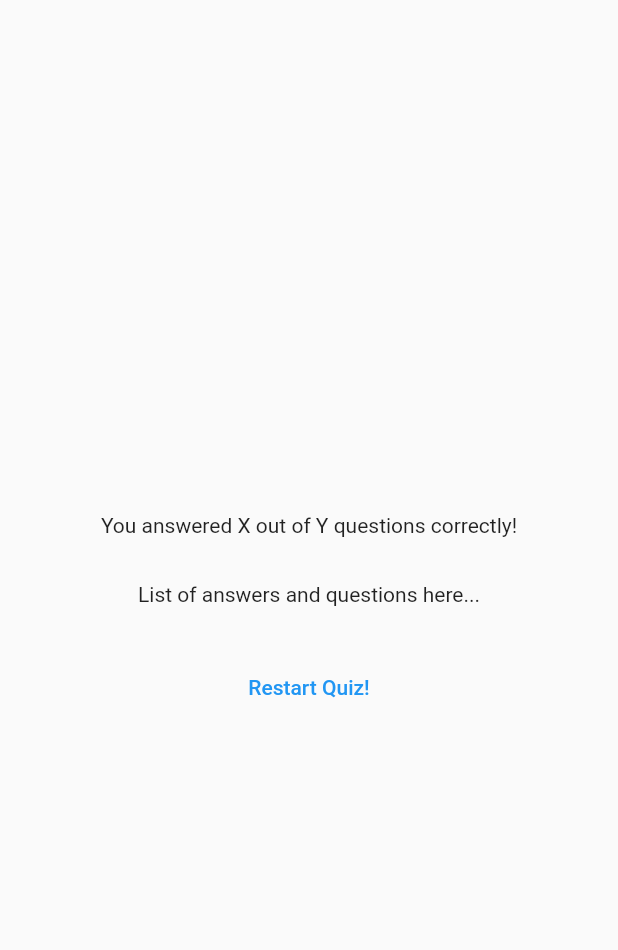
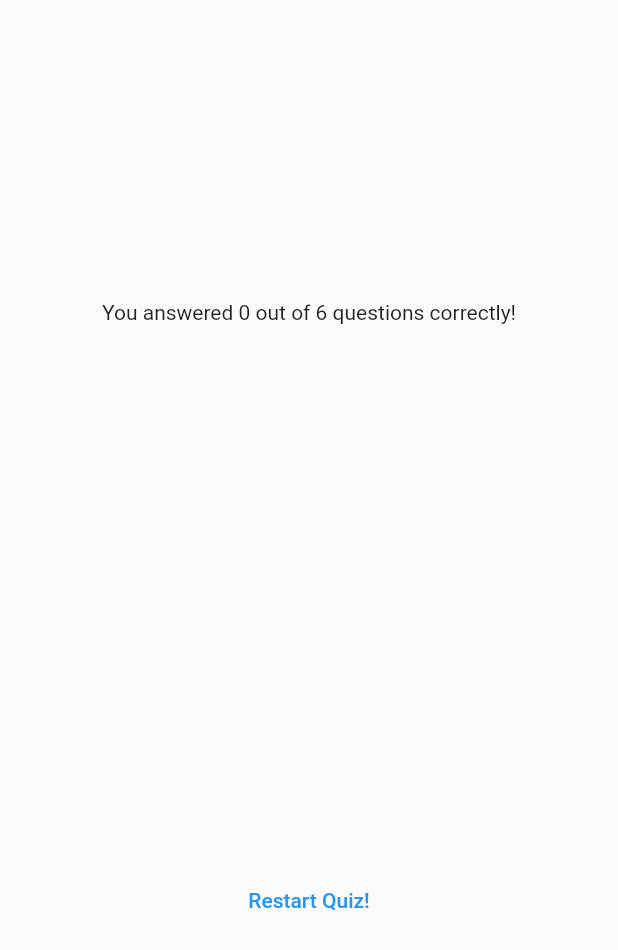
Before and after one commit to SakkyTT/flutter-sakky, a Flutter app: the ResultsScreen widget shown alone on an empty page, opened directly with empty values, on a phone screen of 412 x 824 dp. Shown: the top 950 px of the screen. Run offline on Flutter 3.47's test engine with Material 2 defaults, Android fonts, the light colour scheme and no system bars; our stand-ins replace google_fonts.

Commit message:
questions summary
osa 3 assignment melkein valmis

```diff
--- /dev/null
+++ b/monivalinta/lib/questions_summary/questions_summary.dart
@@ -0,0 +1,27 @@
+import 'package:flutter/material.dart';
+import 'package:monivalinta/questions_summary/summary_item.dart';
+
+// tulos widget, jossa scrollable sizedbox, johon generoidaan rivejä
+// summaryItem widgettejä
+
+class QuestionsSummary extends StatelessWidget {
+  const QuestionsSummary(this.summaryData, {super.key});
+
+  final List<Map<String, Object>> summaryData;
+
+  @override
+  Widget build(BuildContext context) {
+    return SizedBox(
+      height: 300,
+      child: SingleChildScrollView(
+        child: Column(
+          children: summaryData.map(
+            (data) {
+              return SummaryItem(data); // Row on SummaryItem sisällä
+            },
+          ).toList(),
+        ),
+      ),
+    );
+  }
+}
--- a/monivalinta/lib/quiz.dart
+++ b/monivalinta/lib/quiz.dart
@@ -55,7 +55,7 @@ class _QuizState extends State<Quiz> {
     if (selectedAnswers.length == questions.length) {
       setState(() {
         //selectedAnswers.clear();
-        selectedAnswers = [];
+        //selectedAnswers = []; Tyhjentää vastaukset, korjataan myöhemmin
         activeScreen = 'results-screen';
       });
     }
--- a/monivalinta/lib/results_screen.dart
+++ b/monivalinta/lib/results_screen.dart
@@ -1,6 +1,7 @@
 import 'package:flutter/material.dart';
 
 import 'package:monivalinta/data/questions.dart';
+import 'package:monivalinta/questions_summary/questions_summary.dart';
 
 class ResultsScreen extends StatelessWidget {
   const ResultsScreen({super.key, required this.chosenAnswers});
@@ -29,6 +30,21 @@ class ResultsScreen extends StatelessWidget {
 
   @override
   Widget build(BuildContext context) {
+    // Luodaan muuttujat, jossa on kaikkien kysymyksien lukumäärä ja
+    // oikeiden vastauksien lukumäärä.
+    final summaryData = getSummaryData();
+    final numTotalQuestions = questions.length;
+    final numCorrectQuestions = summaryData.where(
+      (elementData) {
+        // Where function sisällä pitää suorittaa funktio joka palauttaa
+        // true tai false. true säilyttää datan ja false hylkää datan.
+        // Where suodattaa alkuperäisen listan dataa ja palauttaa uuden
+        // suodatetun listan.
+        // Tarvitaan vertailu operaatio
+        return elementData['user_answer'] == elementData['correct_answer'];
+      },
+    );
+
     return SizedBox(
       width: double.infinity,
       child: Container(
@@ -36,11 +52,14 @@ class ResultsScreen extends StatelessWidget {
         child: Column(
           mainAxisAlignment: MainAxisAlignment.center,
           children: [
-            const Text('You answered X out of Y questions correctly!'),
+            Text(
+                'You answered ${numCorrectQuestions.length} out of $numTotalQuestions questions correctly!'),
             const SizedBox(
               height: 30,
             ),
-            const Text('List of answers and questions here...'),
+            QuestionsSummary(
+              summaryData,
+            ),
             const SizedBox(
               height: 30,
             ),
```
Also changed, not shown: monivalinta/lib/questions_summary.dart (deleted, +0 -20 lines), monivalinta/lib/questions_summary/questions_identifier.dart (added, +34 -0 lines), monivalinta/lib/questions_summary/summary_item.dart (added, +63 -0 lines).
